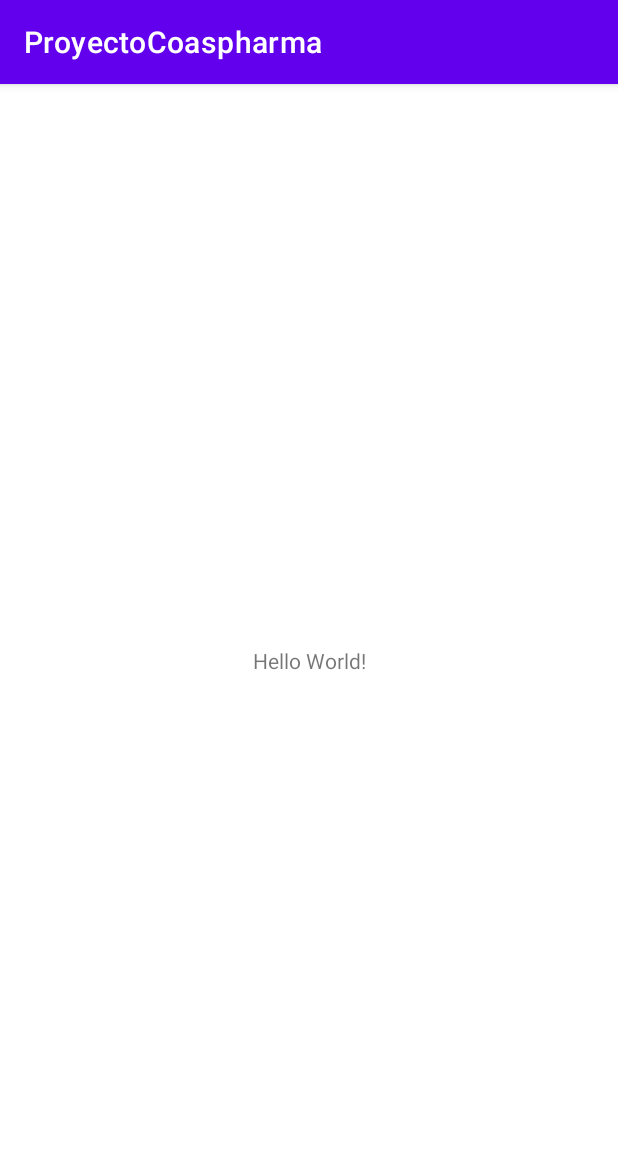
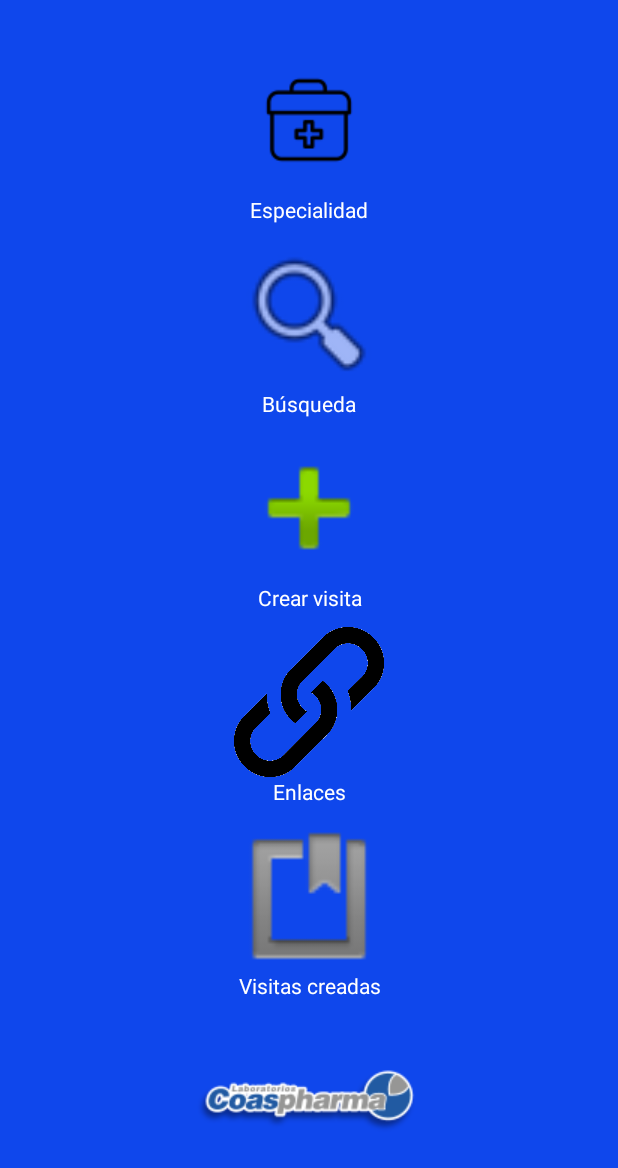
Before and after one commit to FelipeRLeon/ProyectoCoaspharma, an Android app: the screen it shows after launch (MainActivity before the commit, MenuInicioActivity after it), on a phone screen of 412 x 824 dp. Shown: the top 1168 px of the screen. Run offline under Robolectric (Android 15) with nearby library versions, the phone set to English and light mode, and no system bars.

Commit message:
Menu inicial diseño sin funciones

```diff
--- a/app/src/main/java/com/bbt/proyectocoaspharma/MenuInicioActivity.java
+++ b/app/src/main/java/com/bbt/proyectocoaspharma/MenuInicioActivity.java
@@ -2,13 +2,19 @@ package com.bbt.proyectocoaspharma;
 
 import androidx.appcompat.app.AppCompatActivity;
 
+import android.content.pm.ActivityInfo;
 import android.os.Bundle;
+import android.view.WindowManager;
 
 public class MenuInicioActivity extends AppCompatActivity {
 
     @Override
     protected void onCreate(Bundle savedInstanceState) {
         super.onCreate(savedInstanceState);
+        //Bloquear orientacion de pantalla!
+        setRequestedOrientation(ActivityInfo.SCREEN_ORIENTATION_PORTRAIT);
+        //Ocultar ActionBar
+        getSupportActionBar().hide();
         setContentView(R.layout.activity_menu_inicio);
     }
 }
--- a/app/src/main/java/com/bbt/proyectocoaspharma/SplashScreen.java
+++ b/app/src/main/java/com/bbt/proyectocoaspharma/SplashScreen.java
@@ -12,7 +12,7 @@ import java.util.TimerTask;
 
 public class SplashScreen extends AppCompatActivity {
 
-    private static final long SPLASH_SCREEN_DELAY = 1000;
+    private static final long SPLASH_SCREEN_DELAY = 2000;
 
     @Override
     protected void onCreate(Bundle savedInstanceState) {
@@ -32,7 +32,7 @@ public class SplashScreen extends AppCompatActivity {
         TimerTask timerTask =  new TimerTask() {
             @Override
             public void run() {
-                Intent newIntent = new Intent(getApplicationContext(), MainActivity.class);
+                Intent newIntent = new Intent(getApplicationContext(), MenuInicioActivity.class);
                 startActivity(newIntent);
                 finish();
             }
--- a/app/src/main/res/layout/activity_menu_inicio.xml
+++ b/app/src/main/res/layout/activity_menu_inicio.xml
@@ -1,10 +1,106 @@
 <?xml version="1.0" encoding="utf-8"?>
-<androidx.constraintlayout.widget.ConstraintLayout xmlns:android="http://schemas.android.com/apk/res/android"
+<LinearLayout xmlns:android="http://schemas.android.com/apk/res/android"
     xmlns:app="http://schemas.android.com/apk/res-auto"
     xmlns:tools="http://schemas.android.com/tools"
     android:layout_width="match_parent"
     android:layout_height="match_parent"
     android:background="#0F47EC"
+    android:orientation="vertical"
     tools:context=".MenuInicioActivity">
 
-</androidx.constraintlayout.widget.ConstraintLayout>
+    <ImageButton
+        android:id="@+id/btnEspecialidad"
+        android:layout_width="100dp"
+        android:layout_height="100dp"
+        android:layout_gravity="center"
+        android:layout_marginTop="30dp"
+        android:background="#0F47EC"
+        app:srcCompat="@drawable/firstaidkit" />
+
+    <TextView
+        android:id="@+id/textView"
+        android:layout_width="match_parent"
+        android:layout_height="wrap_content"
+        android:gravity="center"
+        android:text="Especialidad"
+        android:textColor="@color/white" />
+
+    <ImageButton
+        android:id="@+id/imageButton3"
+        android:layout_width="100dp"
+        android:layout_height="100dp"
+        android:layout_gravity="center"
+        android:layout_marginTop="10dp"
+        android:background="#0F47EC"
+        android:scaleType="fitCenter"
+        app:srcCompat="@android:drawable/ic_menu_search" />
+
+    <TextView
+        android:id="@+id/textView2"
+        android:layout_width="match_parent"
+        android:layout_height="wrap_content"
+        android:gravity="center"
+        android:text="Búsqueda"
+        android:textColor="@color/white" />
+
+    <ImageButton
+        android:id="@+id/imageButton4"
+        android:layout_width="100dp"
+        android:layout_height="100dp"
+        android:layout_gravity="center"
+        android:layout_marginTop="10dp"
+        android:background="#0F47EC"
+        android:scaleType="fitCenter"
+        app:srcCompat="@android:drawable/ic_input_add" />
+
+    <TextView
+        android:id="@+id/textView3"
+        android:layout_width="match_parent"
+        android:layout_height="wrap_content"
+        android:gravity="center"
+        android:text="Crear visita"
+        android:textColor="@color/white" />
+
+    <ImageButton
+        android:id="@+id/imageButton5"
+        android:layout_width="100dp"
+        android:layout_height="100dp"
+        android:layout_gravity="center"
+        android:layout_marginTop="10dp"
+        android:background="#0F47EC"
+        android:scaleType="centerInside"
+        app:srcCompat="@drawable/linkicon" />
+
+    <TextView
+        android:id="@+id/textView4"
+        android:layout_width="match_parent"
+        android:layout_height="wrap_content"
+        android:gravity="center"
+        android:text="Enlaces"
+        android:textColor="@color/white" />
+
+    <ImageButton
+        android:id="@+id/imageButton6"
+        android:layout_width="100dp"
+        android:layout_height="100dp"
+        android:layout_gravity="center"
+        android:layout_marginTop="10dp"
+        android:background="#0F47EC"
+        android:scaleType="fitCenter"
+        app:srcCompat="@android:drawable/ic_input_get" />
+
+    <TextView
+        android:id="@+id/textView5"
+        android:layout_width="match_parent"
+        android:layout_height="wrap_content"
+        android:gravity="center"
+        android:text="Visitas creadas"
+        android:textColor="@color/white" />
+
+    <ImageView
+        android:id="@+id/imageView2"
+        android:layout_width="match_parent"
+        android:layout_height="wrap_content"
+        android:layout_marginTop="30dp"
+        app:srcCompat="@drawable/logo" />
+</LinearLayout>
```
Also changed, not shown: app/src/main/res/drawable-v24/firstaidkit.png (added), app/src/main/res/drawable-v24/linkicon.png (added), app/src/main/res/drawable-v24/logo.PNG (added), 5 other files.
